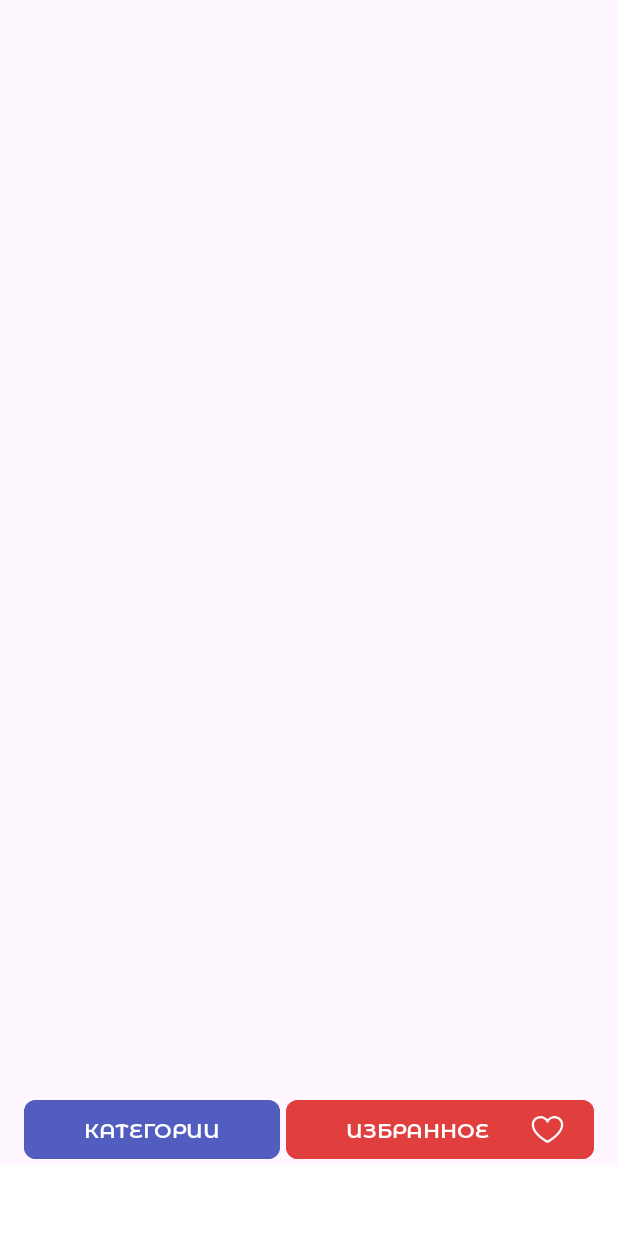
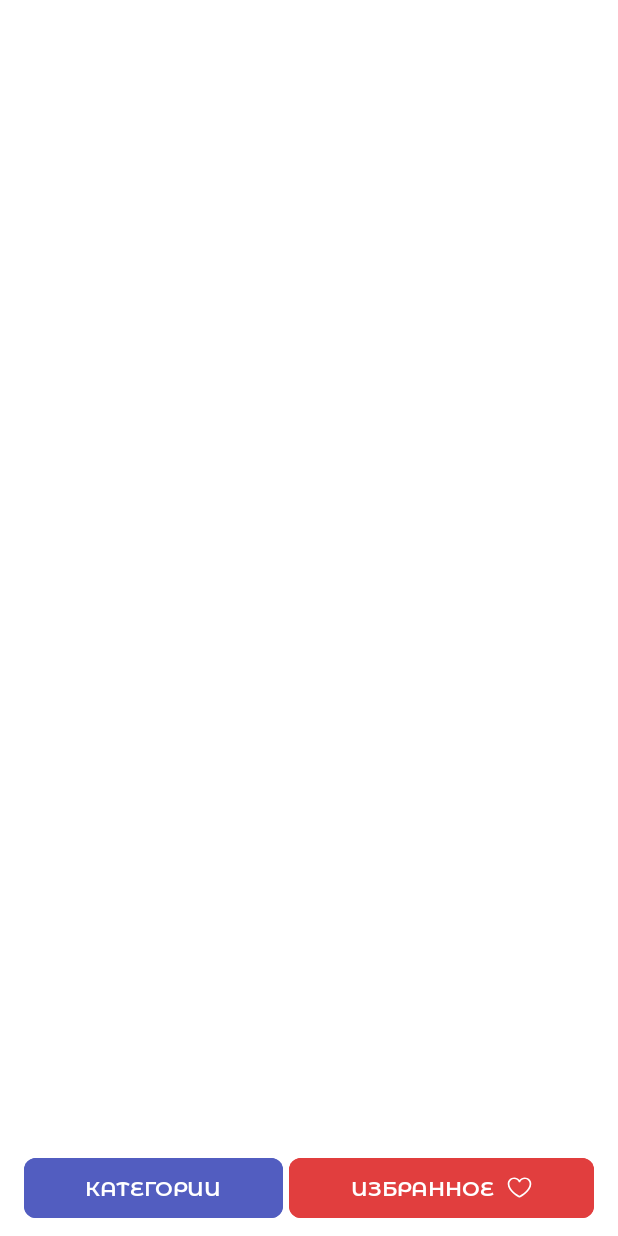
Before and after one commit to NurGuru/RecipesApp, an Android app: the layout activity_main.xml on its own in the app's theme, with its tools: preview values and no code run, on a phone screen of 412 x 824 dp. Run offline under Robolectric (Android 15) with nearby library versions, the phone set to English and light mode, and no system bars.

Commit message:
Ra-03 все коменты исправил

```diff
--- a/app/src/main/res/drawable/ic_heart.xml
+++ /dev/null
@@ -1,9 +0,0 @@
-<vector xmlns:android="http://schemas.android.com/apk/res/android"
-    android:width="22dp"
-    android:height="18dp"
-    android:viewportWidth="22"
-    android:viewportHeight="18">
-  <path
-      android:pathData="M15.688,0C13.752,0 12.057,0.832 11,2.24C9.943,0.832 8.248,0 6.313,0C4.771,0.002 3.294,0.615 2.204,1.704C1.115,2.794 0.502,4.271 0.5,5.813C0.5,12.375 10.23,17.687 10.645,17.906C10.754,17.965 10.876,17.996 11,17.996C11.124,17.996 11.246,17.965 11.355,17.906C11.77,17.687 21.5,12.375 21.5,5.813C21.498,4.271 20.885,2.794 19.796,1.704C18.706,0.615 17.229,0.002 15.688,0ZM11,16.388C9.288,15.39 2,10.846 2,5.813C2.001,4.669 2.456,3.573 3.265,2.765C4.073,1.956 5.169,1.501 6.313,1.5C8.136,1.5 9.667,2.471 10.306,4.031C10.363,4.169 10.459,4.286 10.582,4.369C10.706,4.452 10.851,4.496 11,4.496C11.149,4.496 11.294,4.452 11.418,4.369C11.541,4.286 11.637,4.169 11.694,4.031C12.333,2.468 13.864,1.5 15.688,1.5C16.831,1.501 17.927,1.956 18.735,2.765C19.544,3.573 19.999,4.669 20,5.813C20,10.838 12.71,15.389 11,16.388Z"
-      android:fillColor="#ffffff"/>
-</vector>
--- /dev/null
+++ b/app/src/main/res/drawable/ic_heart_empty.xml
@@ -0,0 +1,9 @@
+<vector xmlns:android="http://schemas.android.com/apk/res/android"
+    android:width="24dp"
+    android:height="24dp"
+    android:viewportWidth="24"
+    android:viewportHeight="24">
+  <path
+      android:pathData="M16.688,3C14.752,3 13.057,3.832 12,5.24C10.943,3.832 9.248,3 7.313,3C5.771,3.002 4.294,3.615 3.204,4.704C2.115,5.794 1.502,7.271 1.5,8.813C1.5,15.375 11.23,20.687 11.645,20.906C11.754,20.965 11.876,20.996 12,20.996C12.124,20.996 12.246,20.965 12.355,20.906C12.77,20.687 22.5,15.375 22.5,8.813C22.498,7.271 21.885,5.794 20.796,4.704C19.706,3.615 18.229,3.002 16.688,3ZM12,19.388C10.288,18.39 3,13.846 3,8.813C3.001,7.669 3.456,6.573 4.265,5.765C5.073,4.956 6.169,4.501 7.313,4.5C9.136,4.5 10.667,5.471 11.306,7.031C11.363,7.169 11.459,7.286 11.582,7.369C11.706,7.452 11.851,7.496 12,7.496C12.149,7.496 12.294,7.452 12.418,7.369C12.541,7.286 12.637,7.169 12.694,7.031C13.333,5.468 14.864,4.5 16.688,4.5C17.831,4.501 18.927,4.956 19.735,5.765C20.544,6.573 20.999,7.669 21,8.813C21,13.838 13.71,18.389 12,19.388Z"
+      android:fillColor="#ffffff"/>
+</vector>
--- a/app/src/main/res/layout/activity_main.xml
+++ b/app/src/main/res/layout/activity_main.xml
@@ -4,14 +4,17 @@
     xmlns:tools="http://schemas.android.com/tools"
     android:layout_width="match_parent"
     android:layout_height="match_parent"
+    android:background="@color/white"
     tools:context=".MainActivity">
 
     <LinearLayout
         android:layout_width="match_parent"
-        android:layout_height="47dp"
+        android:layout_height="wrap_content"
         android:layout_marginHorizontal="@dimen/main_margin"
         android:orientation="horizontal"
-        app:layout_constraintBottom_toTopOf="@+id/linearLayout">
+        app:layout_constraintBottom_toBottomOf="parent"
+        android:layout_marginBottom="@dimen/main_margin_half"
+        >
 
         <Button
             style="@style/StyleNavButton"
@@ -19,8 +22,8 @@
             android:layout_height="wrap_content"
             android:layout_marginEnd="2dp"
             android:layout_weight="2"
-            android:backgroundTint="@color/blueCategory"
-            android:text="@string/button_category" />
+            android:backgroundTint="@color/blueCategory_color"
+            android:text="@string/title_categories" />
 
         <Button
             style="@style/StyleNavButton"
@@ -28,20 +31,14 @@
             android:layout_height="wrap_content"
             android:layout_marginStart="2dp"
             android:layout_weight="2"
-            android:backgroundTint="@color/redFavorite"
-            android:drawableEnd="@drawable/ic_heart"
-            android:text="@string/button_favorite" />
+            android:backgroundTint="@color/redFavorite_color"
+            android:text="@string/title_favorite"
+            app:icon="@drawable/ic_heart_empty"
+            app:iconGravity="textEnd"
+            />
 
     </LinearLayout>
 
-    <LinearLayout
-        android:id="@+id/linearLayout"
-        android:layout_width="match_parent"
-        android:layout_height="47dp"
-        android:background="@color/white"
-        android:orientation="horizontal"
-        app:layout_constraintBottom_toBottomOf="parent">
 
-    </LinearLayout>
 
 </androidx.constraintlayout.widget.ConstraintLayout>
--- a/app/src/main/res/values/colors.xml
+++ b/app/src/main/res/values/colors.xml
@@ -2,6 +2,6 @@
 <resources>
     <color name="black">#FF000000</color>
     <color name="white">#FFFFFFFF</color>
-    <color name="redFavorite">#E13E3E</color>
-    <color name="blueCategory">#525DC0</color>
+    <color name="redFavorite_color">#E13E3E</color>
+    <color name="blueCategory_color">#525DC0</color>
 </resources>
--- a/app/src/main/res/values/dimens.xml
+++ b/app/src/main/res/values/dimens.xml
@@ -1,5 +1,5 @@
 <?xml version="1.0" encoding="utf-8"?>
 <resources>
     <dimen name="main_margin">16dp</dimen>
-    <dimen name="half_main_margin">8dp</dimen>
+    <dimen name="main_margin_half">8dp</dimen>
 </resources>
--- a/app/src/main/res/values/strings.xml
+++ b/app/src/main/res/values/strings.xml
@@ -1,5 +1,5 @@
 <resources>
     <string name="app_name">RecipesApp</string>
-    <string name="button_category">категории</string>
-    <string name="button_favorite">избранное</string>
+    <string name="title_categories">категории</string>
+    <string name="title_favorite">избранное</string>
 </resources>
```
